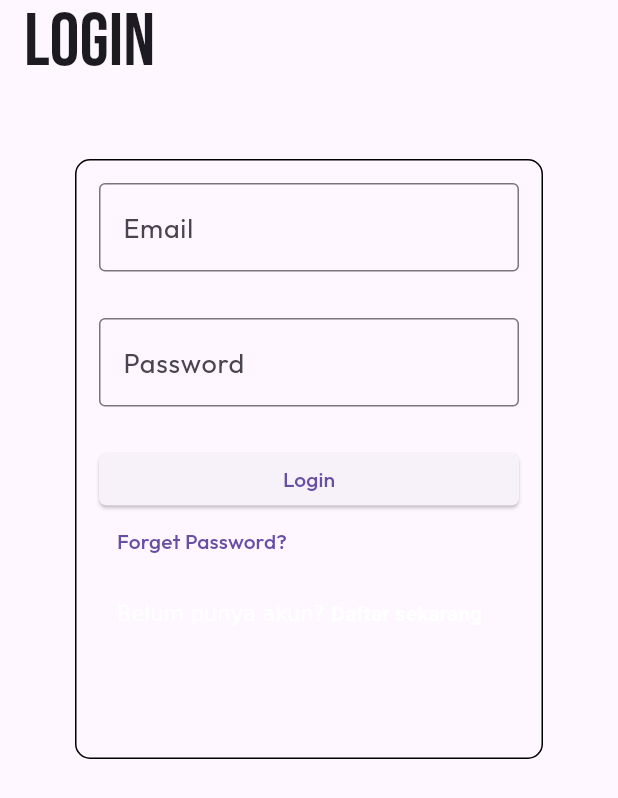
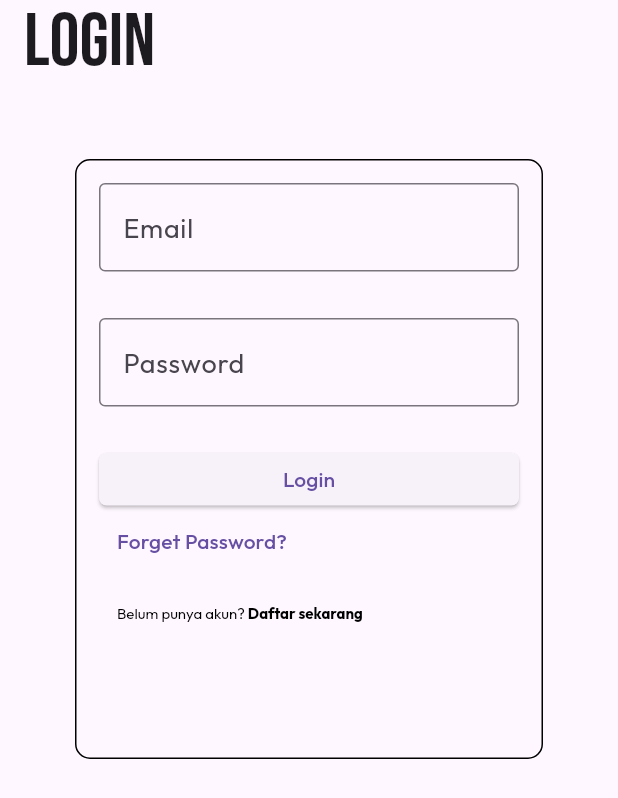
Before and after one commit to suzukifinanceindoensia/sufi-one, a Flutter app: the screen it shows after launch, after a tap on "Cobain Login", on a phone screen of 412 x 824 dp. Shown: the top 798 px of the screen. Run offline on Flutter 3.47's test engine with Material 3 defaults, Android fonts, the phone set to English and light mode, and no system bars; our stand-ins replace geolocator, get, google_fonts; missing offline and left inert: installed_apps, onesignal_flutter.

Commit message:
koreksi text

```diff
--- a/lib/app/modules/public/views/login_view.dart
+++ b/lib/app/modules/public/views/login_view.dart
@@ -2,6 +2,7 @@ import 'package:flutter/material.dart';
 import 'package:sufi_one/app/modules/public/controllers/login_controller.dart';
 import 'package:sufi_one/app/modules/public/widgets/button.dart';
 import 'package:get/get.dart';
+import 'package:sufi_one/app/theme/fontstyle.dart';
 
 class LoginPage extends GetView<LoginController> {
   // Use GetView<LoginController>
@@ -78,10 +79,11 @@ class LoginPage extends GetView<LoginController> {
                               children: <TextSpan>[
                                 TextSpan(
                                   text: 'Belum punya akun? ',
+                                  style: AppTextStyles.smallBody
                                 ),
                                 TextSpan(
                                   text: 'Daftar sekarang',
-                                  style: TextStyle(fontWeight: FontWeight.bold),
+                                  style: AppTextStyles.smallBodyBold,
                                 ),
                               ],
                             ),
--- a/lib/app/modules/public/views/register_view.dart
+++ b/lib/app/modules/public/views/register_view.dart
@@ -3,6 +3,7 @@ import 'package:flutter/services.dart';
 import 'package:sufi_one/app/modules/public/controllers/register_controller.dart';
 import 'package:sufi_one/app/modules/public/widgets/button.dart';
 import 'package:get/get.dart';
+import 'package:sufi_one/app/theme/fontstyle.dart';
 
 class RegisterPage extends GetView<RegisterController> {
   @override
@@ -108,7 +109,7 @@ class RegisterPage extends GetView<RegisterController> {
                           },
                         ),
                       ),
-                      Text("I agree to the terms and conditions"),
+                      Text("I agree to the terms and conditions", style: AppTextStyles.smallBody,),
                     ],
                   ),
                   SizedBox(height: 10),
--- a/lib/app/theme/fontstyle.dart
+++ b/lib/app/theme/fontstyle.dart
@@ -5,6 +5,11 @@ class AppTextStyles {
   static final TextStyle smallBody = GoogleFonts.outfit(
     fontSize: 10,
     color: Colors.black,
+  );
+  static final TextStyle smallBodyBold = GoogleFonts.outfit(
+    fontSize: 10,
+    color: Colors.black,
+    fontWeight: FontWeight.bold
   );
   static final TextStyle medBody = GoogleFonts.outfit(
     fontSize: 14,
```
